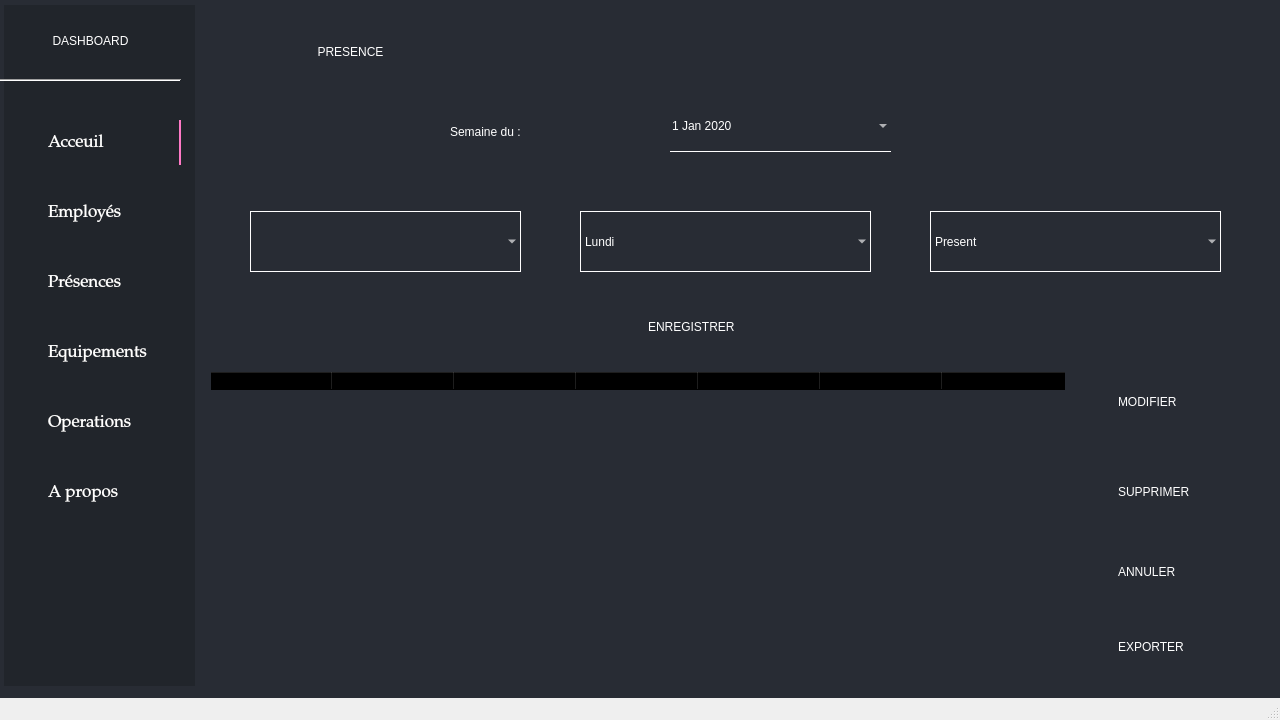
Sminth/gest_stock_py, file design/main.ui: the form before one commit.
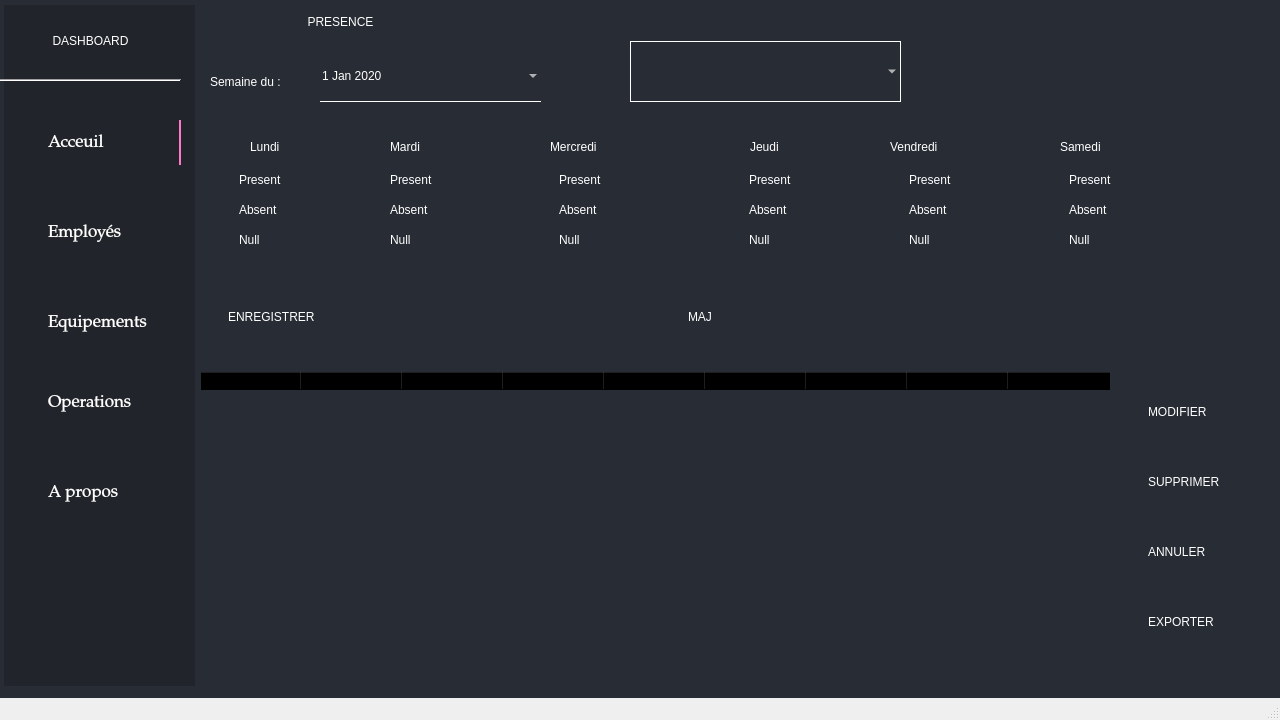
The form after the commit. The open tabs and pages were chosen to show the change. Icons and pictures are not drawn.

What changed in the file:
```diff
--- a/design/main.ui
+++ b/design/main.ui
@@ -155,7 +155,7 @@
     <property name="geometry">
      <rect>
       <x>20</x>
-      <y>190</y>
+      <y>210</y>
       <width>151</width>
       <height>45</height>
      </rect>
@@ -194,54 +194,11 @@
      <string>Employés</string>
     </property>
    </widget>
-   <widget class="QPushButton" name="btn_pres">
-    <property name="geometry">
-     <rect>
-      <x>20</x>
-      <y>260</y>
-      <width>151</width>
-      <height>45</height>
-     </rect>
-    </property>
-    <property name="sizePolicy">
-     <sizepolicy hsizetype="Expanding" vsizetype="Fixed">
-      <horstretch>0</horstretch>
-      <verstretch>0</verstretch>
-     </sizepolicy>
-    </property>
-    <property name="minimumSize">
-     <size>
-      <width>0</width>
-      <height>45</height>
-     </size>
-    </property>
-    <property name="font">
-     <font>
-      <family>Palatino Linotype</family>
-      <pointsize>13</pointsize>
-      <weight>9</weight>
-      <italic>false</italic>
-      <bold>false</bold>
-     </font>
-    </property>
-    <property name="cursor">
-     <cursorShape>PointingHandCursor</cursorShape>
-    </property>
-    <property name="layoutDirection">
-     <enum>Qt::LeftToRight</enum>
-    </property>
-    <property name="styleSheet">
-     <string notr="true">background-image: url(:/icons/images/icons/cil-featured-playlist.png);</string>
-    </property>
-    <property name="text">
-     <string>Présences</string>
-    </property>
-   </widget>
    <widget class="QPushButton" name="btn_equip">
     <property name="geometry">
      <rect>
       <x>20</x>
-      <y>330</y>
+      <y>300</y>
       <width>161</width>
       <height>45</height>
      </rect>
@@ -284,7 +241,7 @@
     <property name="geometry">
      <rect>
       <x>20</x>
-      <y>400</y>
+      <y>380</y>
       <width>151</width>
       <height>45</height>
      </rect>
@@ -971,10 +928,10 @@
      <widget class="QPushButton" name="valider_13">
       <property name="geometry">
        <rect>
-        <x>900</x>
-        <y>540</y>
-        <width>171</width>
-        <height>61</height>
+        <x>930</x>
+        <y>530</y>
+        <width>141</width>
+        <height>41</height>
        </rect>
       </property>
       <property name="cursor">
@@ -998,8 +955,8 @@
      <widget class="QLabel" name="label_35">
       <property name="geometry">
        <rect>
-        <x>80</x>
-        <y>30</y>
+        <x>70</x>
+        <y>0</y>
         <width>161</width>
         <height>41</height>
        </rect>
@@ -1019,9 +976,9 @@
      <widget class="QPushButton" name="valider_14">
       <property name="geometry">
        <rect>
-        <x>430</x>
-        <y>300</y>
-        <width>201</width>
+        <x>10</x>
+        <y>290</y>
+        <width>131</width>
         <height>51</height>
        </rect>
       </property>
@@ -1045,8 +1002,8 @@
      <widget class="QDateEdit" name="date_3">
       <property name="geometry">
        <rect>
-        <x>480</x>
-        <y>100</y>
+        <x>130</x>
+        <y>50</y>
         <width>221</width>
         <height>51</height>
        </rect>
@@ -1071,36 +1028,13 @@
        <bool>true</bool>
       </property>
      </widget>
-     <widget class="QComboBox" name="comboBox_5">
-      <property name="geometry">
-       <rect>
-        <x>740</x>
-        <y>210</y>
-        <width>291</width>
-        <height>61</height>
-       </rect>
-      </property>
-      <property name="styleSheet">
-       <string notr="true">border : 1px solid #fff</string>
-      </property>
-      <item>
-       <property name="text">
-        <string>Present</string>
-       </property>
-      </item>
-      <item>
-       <property name="text">
-        <string>Absent</string>
-       </property>
-      </item>
-     </widget>
      <widget class="QPushButton" name="valider_15">
       <property name="geometry">
        <rect>
-        <x>900</x>
-        <y>370</y>
-        <width>171</width>
-        <height>61</height>
+        <x>930</x>
+        <y>390</y>
+        <width>141</width>
+        <height>41</height>
        </rect>
       </property>
       <property name="cursor">
@@ -1125,9 +1059,9 @@
      <widget class="QTableWidget" name="table_client_5">
       <property name="geometry">
        <rect>
-        <x>20</x>
+        <x>10</x>
         <y>370</y>
-        <width>861</width>
+        <width>911</width>
         <height>321</height>
        </rect>
       </property>
@@ -1144,7 +1078,7 @@
        <bool>true</bool>
       </property>
       <attribute name="horizontalHeaderDefaultSectionSize">
-       <number>122</number>
+       <number>101</number>
       </attribute>
       <attribute name="horizontalHeaderHighlightSections">
        <bool>false</bool>
@@ -1155,11 +1089,21 @@
       <attribute name="verticalHeaderDefaultSectionSize">
        <number>40</number>
       </attribute>
+      <column>
+       <property name="text">
+        <string>ID</string>
+       </property>
+      </column>
       <column>
        <property name="text">
         <string>Nom</string>
        </property>
       </column>
+      <column>
+       <property name="text">
+        <string>Date</string>
+       </property>
+      </column>
       <column>
        <property name="text">
         <string>Lundi</string>
@@ -1191,57 +1135,11 @@
        </property>
       </column>
      </widget>
-     <widget class="QComboBox" name="comboBox_4">
-      <property name="geometry">
-       <rect>
-        <x>390</x>
-        <y>210</y>
-        <width>291</width>
-        <height>61</height>
-       </rect>
-      </property>
-      <property name="styleSheet">
-       <string notr="true">border : 1px solid #fff</string>
-      </property>
-      <property name="currentText">
-       <string>Lundi</string>
-      </property>
-      <item>
-       <property name="text">
-        <string>Lundi</string>
-       </property>
-      </item>
-      <item>
-       <property name="text">
-        <string>Mardi</string>
-       </property>
-      </item>
-      <item>
-       <property name="text">
-        <string>Mercredi</string>
-       </property>
-      </item>
-      <item>
-       <property name="text">
-        <string>Jeudi</string>
-       </property>
-      </item>
-      <item>
-       <property name="text">
-        <string>Vendredi</string>
-       </property>
-      </item>
-      <item>
-       <property name="text">
-        <string>Samedi</string>
-       </property>
-      </item>
-     </widget>
      <widget class="QLabel" name="label_36">
       <property name="geometry">
        <rect>
-        <x>260</x>
-        <y>110</y>
+        <x>20</x>
+        <y>60</y>
         <width>181</width>
         <height>41</height>
        </rect>
@@ -1253,10 +1151,10 @@
      <widget class="QPushButton" name="valider_16">
       <property name="geometry">
        <rect>
-        <x>900</x>
+        <x>930</x>
         <y>460</y>
-        <width>171</width>
-        <height>61</height>
+        <width>141</width>
+        <height>41</height>
        </rect>
       </property>
       <property name="cursor">
@@ -1280,8 +1178,8 @@
      <widget class="QComboBox" name="comboBox_3">
       <property name="geometry">
        <rect>
-        <x>60</x>
-        <y>210</y>
+        <x>440</x>
+        <y>40</y>
         <width>271</width>
         <height>61</height>
        </rect>
@@ -1296,10 +1194,10 @@
      <widget class="QPushButton" name="exporter1">
       <property name="geometry">
        <rect>
-        <x>900</x>
-        <y>620</y>
-        <width>171</width>
-        <height>51</height>
+        <x>930</x>
+        <y>600</y>
+        <width>141</width>
+        <height>41</height>
        </rect>
       </property>
       <property name="cursor">
@@ -1321,6 +1219,344 @@
        <string>EXPORTER</string>
       </property>
      </widget>
+     <widget class="QLabel" name="label_19">
+      <property name="geometry">
+       <rect>
+        <x>60</x>
+        <y>130</y>
+        <width>91</width>
+        <height>31</height>
+       </rect>
+      </property>
+      <property name="text">
+       <string>Lundi</string>
+      </property>
+     </widget>
+     <widget class="QLabel" name="label_20">
+      <property name="geometry">
+       <rect>
+        <x>200</x>
+        <y>130</y>
+        <width>91</width>
+        <height>31</height>
+       </rect>
+      </property>
+      <property name="text">
+       <string>Mardi</string>
+      </property>
+     </widget>
+     <widget class="QLabel" name="label_21">
+      <property name="geometry">
+       <rect>
+        <x>360</x>
+        <y>130</y>
+        <width>91</width>
+        <height>31</height>
+       </rect>
+      </property>
+      <property name="text">
+       <string>Mercredi</string>
+      </property>
+     </widget>
+     <widget class="QLabel" name="label_22">
+      <property name="geometry">
+       <rect>
+        <x>560</x>
+        <y>130</y>
+        <width>91</width>
+        <height>31</height>
+       </rect>
+      </property>
+      <property name="text">
+       <string>Jeudi</string>
+      </property>
+     </widget>
+     <widget class="QLabel" name="label_23">
+      <property name="geometry">
+       <rect>
+        <x>700</x>
+        <y>130</y>
+        <width>91</width>
+        <height>31</height>
+       </rect>
+      </property>
+      <property name="text">
+       <string>Vendredi</string>
+      </property>
+     </widget>
+     <widget class="QLabel" name="label_24">
+      <property name="geometry">
+       <rect>
+        <x>870</x>
+        <y>130</y>
+        <width>91</width>
+        <height>31</height>
+       </rect>
+      </property>
+      <property name="text">
+       <string>Samedi</string>
+      </property>
+     </widget>
+     <widget class="QCheckBox" name="checkBox">
+      <property name="geometry">
+       <rect>
+        <x>30</x>
+        <y>170</y>
+        <width>91</width>
+        <height>17</height>
+       </rect>
+      </property>
+      <property name="text">
+       <string>Present</string>
+      </property>
+     </widget>
+     <widget class="QCheckBox" name="checkBox_2">
+      <property name="geometry">
+       <rect>
+        <x>30</x>
+        <y>200</y>
+        <width>91</width>
+        <height>17</height>
+       </rect>
+      </property>
+      <property name="text">
+       <string>Absent</string>
+      </property>
+     </widget>
+     <widget class="QCheckBox" name="checkBox_3">
+      <property name="geometry">
+       <rect>
+        <x>30</x>
+        <y>230</y>
+        <width>91</width>
+        <height>17</height>
+       </rect>
+      </property>
+      <property name="text">
+       <string>Null</string>
+      </property>
+     </widget>
+     <widget class="QCheckBox" name="checkBox_4">
+      <property name="geometry">
+       <rect>
+        <x>181</x>
+        <y>230</y>
+        <width>91</width>
+        <height>17</height>
+       </rect>
+      </property>
+      <property name="text">
+       <string>Null</string>
+      </property>
+     </widget>
+     <widget class="QCheckBox" name="checkBox_5">
+      <property name="geometry">
+       <rect>
+        <x>181</x>
+        <y>200</y>
+        <width>91</width>
+        <height>17</height>
+       </rect>
+      </property>
+      <property name="text">
+       <string>Absent</string>
+      </property>
+     </widget>
+     <widget class="QCheckBox" name="checkBox_6">
+      <property name="geometry">
+       <rect>
+        <x>181</x>
+        <y>170</y>
+        <width>91</width>
+        <height>17</height>
+       </rect>
+      </property>
+      <property name="text">
+       <string>Present</string>
+      </property>
+     </widget>
+     <widget class="QCheckBox" name="checkBox_7">
+      <property name="geometry">
+       <rect>
+        <x>350</x>
+        <y>230</y>
+        <width>91</width>
+        <height>17</height>
+       </rect>
+      </property>
+      <property name="text">
+       <string>Null</string>
+      </property>
+     </widget>
+     <widget class="QCheckBox" name="checkBox_8">
+      <property name="geometry">
+       <rect>
+        <x>350</x>
+        <y>200</y>
+        <width>91</width>
+        <height>17</height>
+       </rect>
+      </property>
+      <property name="text">
+       <string>Absent</string>
+      </property>
+     </widget>
+     <widget class="QCheckBox" name="checkBox_9">
+      <property name="geometry">
+       <rect>
+        <x>350</x>
+        <y>170</y>
+        <width>91</width>
+        <height>17</height>
+       </rect>
+      </property>
+      <property name="text">
+       <string>Present</string>
+      </property>
+     </widget>
+     <widget class="QCheckBox" name="checkBox_10">
+      <property name="geometry">
+       <rect>
+        <x>540</x>
+        <y>230</y>
+        <width>91</width>
+        <height>17</height>
+       </rect>
+      </property>
+      <property name="text">
+       <string>Null</string>
+      </property>
+     </widget>
+     <widget class="QCheckBox" name="checkBox_11">
+      <property name="geometry">
+       <rect>
+        <x>540</x>
+        <y>200</y>
+        <width>91</width>
+        <height>17</height>
+       </rect>
+      </property>
+      <property name="text">
+       <string>Absent</string>
+      </property>
+     </widget>
+     <widget class="QCheckBox" name="checkBox_12">
+      <property name="geometry">
+       <rect>
+        <x>540</x>
+        <y>170</y>
+        <width>91</width>
+        <height>17</height>
+       </rect>
+      </property>
+      <property name="text">
+       <string>Present</string>
+      </property>
+     </widget>
+     <widget class="QCheckBox" name="checkBox_13">
+      <property name="geometry">
+       <rect>
+        <x>700</x>
+        <y>230</y>
+        <width>91</width>
+        <height>17</height>
+       </rect>
+      </property>
+      <property name="text">
+       <string>Null</string>
+      </property>
+     </widget>
+     <widget class="QCheckBox" name="checkBox_14">
+      <property name="geometry">
+       <rect>
+        <x>700</x>
+        <y>200</y>
+        <width>91</width>
+        <height>17</height>
+       </rect>
+      </property>
+      <property name="text">
+       <string>Absent</string>
+      </property>
+     </widget>
+     <widget class="QCheckBox" name="checkBox_15">
+      <property name="geometry">
+       <rect>
+        <x>700</x>
+        <y>170</y>
+        <width>91</width>
+        <height>17</height>
+       </rect>
+      </property>
+      <property name="text">
+       <string>Present</string>
+      </property>
+     </widget>
+     <widget class="QCheckBox" name="checkBox_16">
+      <property name="geometry">
+       <rect>
+        <x>860</x>
+        <y>230</y>
+        <width>91</width>
+        <height>17</height>
+       </rect>
+      </property>
+      <property name="text">
+       <string>Null</string>
+      </property>
+     </widget>
+     <widget class="QCheckBox" name="checkBox_17">
+      <property name="geometry">
+       <rect>
+        <x>860</x>
+        <y>200</y>
+        <width>91</width>
+        <height>17</height>
+       </rect>
+      </property>
+      <property name="text">
+       <string>Absent</string>
+      </property>
+     </widget>
+     <widget class="QCheckBox" name="checkBox_18">
+      <property name="geometry">
+       <rect>
+        <x>860</x>
+        <y>170</y>
+        <width>91</width>
+        <height>17</height>
+       </rect>
+      </property>
+      <property name="text">
+       <string>Present</string>
+      </property>
+     </widget>
+     <widget class="QPushButton" name="valider_17">
+      <property name="geometry">
+       <rect>
+        <x>470</x>
+        <y>290</y>
+        <width>81</width>
+        <height>51</height>
+       </rect>
+      </property>
+      <property name="cursor">
+       <cursorShape>PointingHandCursor</cursorShape>
+      </property>
+      <property name="layoutDirection">
+       <enum>Qt::LeftToRight</enum>
+      </property>
+      <property name="styleSheet">
+       <string notr="true">font: 10pt &quot;MS Shell Dlg 2&quot;;
+color: rgb(255, 255, 255);
+border:1px solid rgb(255, 85, 0);
+background-color:rgb(255, 85, 0);
+/*border-radius:20%;</string>
+      </property>
+      <property name="text">
+       <string>MAJ</string>
+      </property>
+     </widget>
     </widget>
     <widget class="QWidget" name="page_6">
      <widget class="QPushButton" name="valider_2">
```
Left out of the diff: 21 changed lines with no effect on the pictures.
